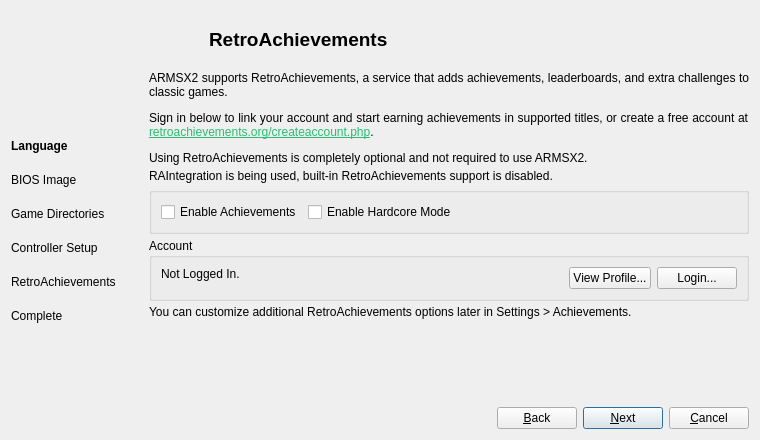
First picture: the form in pcsx2-qt/SetupWizardDialog.ui, repository ARMSX2/ARMSX2, before the edit.
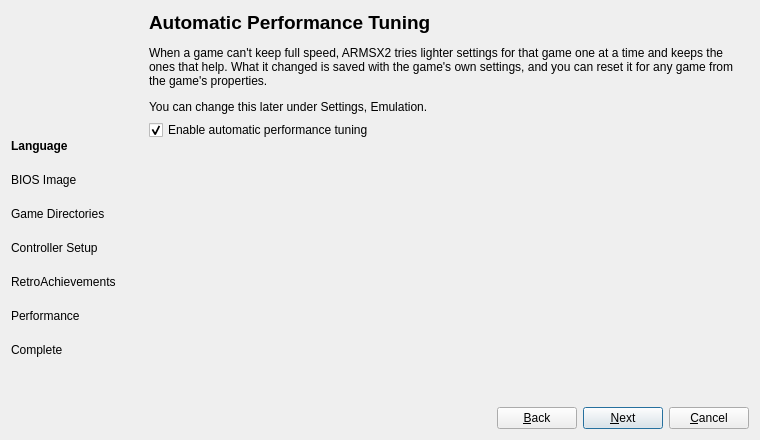
Second picture: the form after the edit. The open tabs and pages were chosen to show the change. Icons and pictures are not drawn.

Commit message:
Qt: setup wizard page asking about Automatic Performance Tuning
A Performance page before the final page explains the feature in two
sentences and offers a checkbox, checked by default. Leaving the page writes
the answer to [EmuCore] AutoTune even when it was left as it was, so the
settings file shows the player was asked.

```diff
--- a/pcsx2-qt/SetupWizardDialog.ui
+++ b/pcsx2-qt/SetupWizardDialog.ui
@@ -97,6 +97,13 @@
          </property>
         </widget>
        </item>
+       <item>
+        <widget class="QLabel" name="labelAutoTune">
+         <property name="text">
+          <string>Performance</string>
+         </property>
+        </widget>
+       </item>
        <item>
         <widget class="QLabel" name="labelComplete">
          <property name="text">
@@ -893,6 +900,58 @@
        </item>
       </layout>
      </widget>
+     <widget class="QWidget" name="pageAutoTune">
+      <layout class="QVBoxLayout" name="verticalLayout_autotune">
+       <property name="leftMargin">
+        <number>0</number>
+       </property>
+       <property name="topMargin">
+        <number>0</number>
+       </property>
+       <property name="rightMargin">
+        <number>0</number>
+       </property>
+       <property name="bottomMargin">
+        <number>0</number>
+       </property>
+       <item>
+        <widget class="QLabel" name="autoTuneIntro">
+         <property name="text">
+          <string>&lt;html&gt;&lt;head/&gt;&lt;body&gt;&lt;p&gt;&lt;span style=&quot; font-size:14pt; font-weight:700;&quot;&gt;Automatic Performance Tuning&lt;/span&gt;&lt;/p&gt;&lt;p&gt;When a game can't keep full speed, ARMSX2 tries lighter settings for that game one at a time and keeps the ones that help. What it changed is saved with the game's own settings, and you can reset it for any game from the game's properties.&lt;/p&gt;&lt;p&gt;You can change this later under Settings, Emulation.&lt;/p&gt;&lt;/body&gt;&lt;/html&gt;</string>
+         </property>
+         <property name="alignment">
+          <set>Qt::AlignmentFlag::AlignLeading|Qt::AlignmentFlag::AlignLeft|Qt::AlignmentFlag::AlignTop</set>
+         </property>
+         <property name="wordWrap">
+          <bool>true</bool>
+         </property>
+        </widget>
+       </item>
+       <item>
+        <widget class="QCheckBox" name="autoTuneEnabled">
+         <property name="text">
+          <string>Enable automatic performance tuning</string>
+         </property>
+         <property name="checked">
+          <bool>true</bool>
+         </property>
+        </widget>
+       </item>
+       <item>
+        <spacer name="verticalSpacer_autotune">
+         <property name="orientation">
+          <enum>Qt::Orientation::Vertical</enum>
+         </property>
+         <property name="sizeHint" stdset="0">
+          <size>
+           <width>20</width>
+           <height>40</height>
+          </size>
+         </property>
+        </spacer>
+       </item>
+      </layout>
+     </widget>
      <widget class="QWidget" name="pageComplete">
       <layout class="QVBoxLayout" name="verticalLayout_7">
        <property name="leftMargin">
```
The commit also changes 2 other files.
